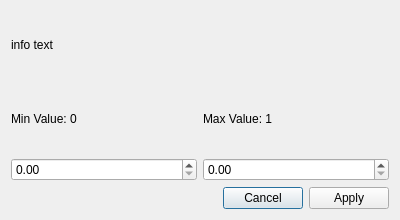
Old version of the form Views/filterdialog.ui in the repository yunnsbz/StrategyMonitor.
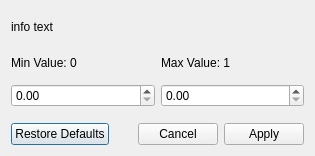
New version of the form.

Commit message:
Add filter reset functionality to FilterDialog
Introduces a 'Restore Defaults' button to the filter dialog, allowing users to clear filters and reset values. Internal state is tracked to distinguish between active and cleared filters, and UI/logic is updated to support these changes.

The edit to the form file:
```diff
--- a/Views/filterdialog.ui
+++ b/Views/filterdialog.ui
@@ -6,8 +6,8 @@
    <rect>
     <x>0</x>
     <y>0</y>
-    <width>400</width>
-    <height>220</height>
+    <width>315</width>
+    <height>156</height>
    </rect>
   </property>
   <property name="windowTitle">
@@ -15,7 +15,10 @@
   </property>
   <layout class="QVBoxLayout" name="verticalLayout_2">
    <item>
-    <layout class="QVBoxLayout" name="verticalLayout">
+    <layout class="QVBoxLayout" name="verticalLayout" stretch="0,0,0">
+     <property name="bottomMargin">
+      <number>10</number>
+     </property>
      <item>
       <widget class="QLabel" name="label_info">
        <property name="text">
@@ -62,7 +65,10 @@
       <enum>Qt::Orientation::Horizontal</enum>
      </property>
      <property name="standardButtons">
-      <set>QDialogButtonBox::StandardButton::Apply|QDialogButtonBox::StandardButton::Cancel</set>
+      <set>QDialogButtonBox::StandardButton::Apply|QDialogButtonBox::StandardButton::Cancel|QDialogButtonBox::StandardButton::RestoreDefaults</set>
+     </property>
+     <property name="centerButtons">
+      <bool>false</bool>
      </property>
     </widget>
    </item>
```
Left out of the diff: 2 changed lines with no effect on the pictures. The commit also changes 2 other files.
